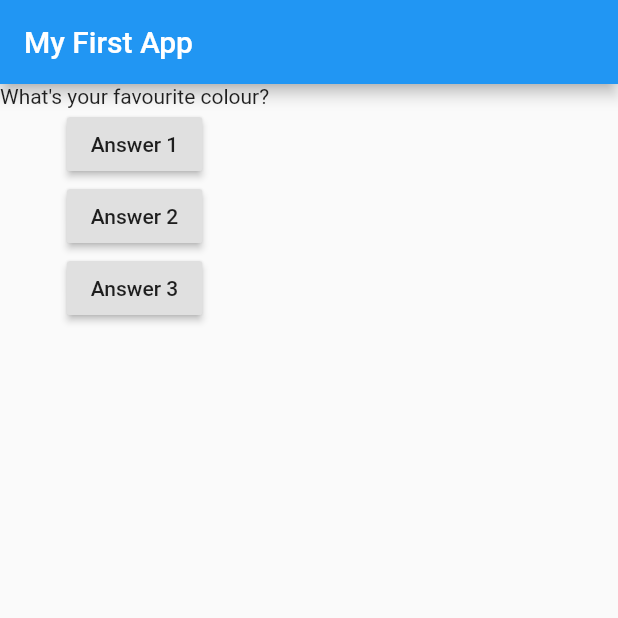
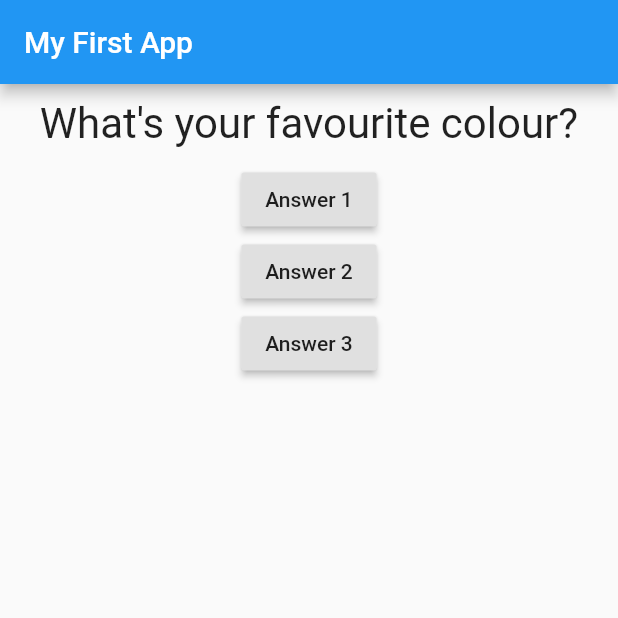
Before and after one commit to Traarjo/quiz_app, a Flutter app: the screen it shows after launch, on a phone screen of 412 x 824 dp, the top half of it. Run offline on Flutter 3.47's test engine with Material 2 defaults, Android fonts, the phone set to English and light mode, and no system bars.

Commit message:
styled text

```diff
--- a/lib/question.dart
+++ b/lib/question.dart
@@ -7,6 +7,14 @@ class Question extends StatelessWidget {
 
   @override
   Widget build(BuildContext context) {
-    return Text(questionText);
+    return Container(
+      width: double.infinity, //takes as much width as it can get
+      margin: EdgeInsets.all(10),
+      child: Text(
+        questionText,
+        style: TextStyle(fontSize: 28),
+        textAlign: TextAlign.center,
+      )
+    );
   }
 }
```
